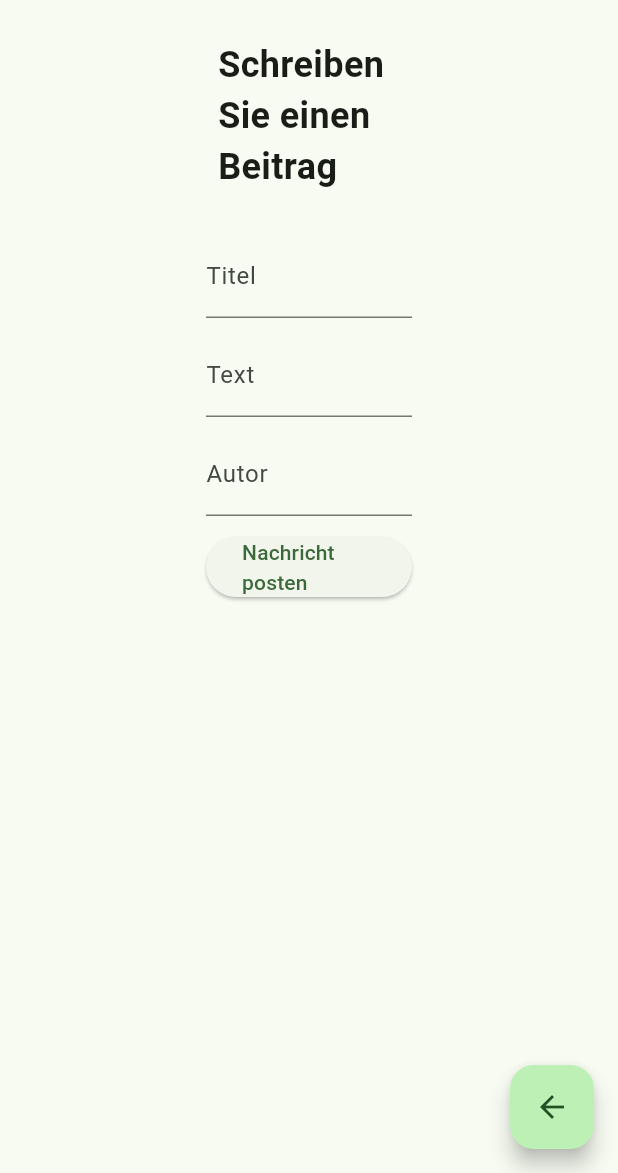
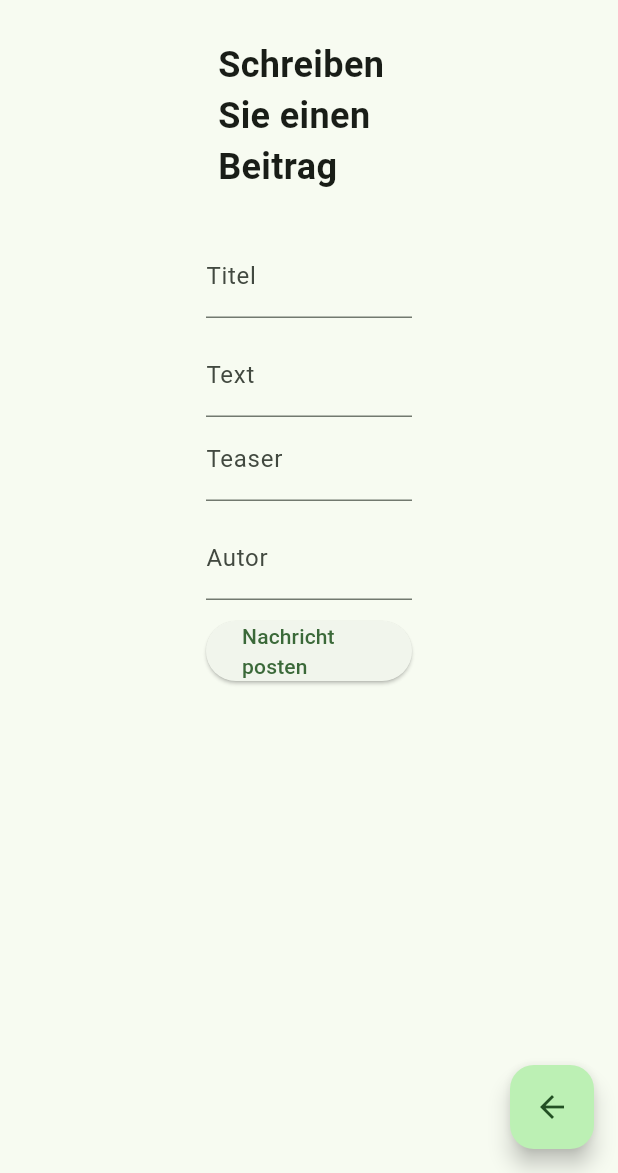
Before and after one commit to Feeelix92/campus_guide_gui, a Flutter app: the MessageWriteScreen screen opened by its route, on a phone screen of 412 x 824 dp, the part 63-1236 px from its top. Run offline on Flutter 3.47's test engine with Material 2 defaults, Android fonts, the phone set to English and light mode, and no system bars; our stand-ins replace auto_route, flutter_map, image_picker, latlong2, qr_flutter, shared_preferences; missing offline and left inert: flutter_map_marker_popup; accounts and stored records are empty; network calls fail.

Commit message:
adjustments to message microservice

```diff
--- a/lib/core/auth.dart
+++ b/lib/core/auth.dart
@@ -24,6 +24,7 @@ class Auth with ChangeNotifier {
   Future<void> logout() async {
     SharedPreferences prefs = await SharedPreferences.getInstance();
     prefs.remove('token');
+    prefs.remove('owner');
     prefs.setBool('isAuth', false);
     token = null;
     notifyListeners();
@@ -51,6 +52,7 @@ class Auth with ChangeNotifier {
         if (isAuth) {
           prefs.setString('token', token!);
           prefs.setBool('isAuth', isAuth);
+          prefs.setString('owner', username);
         }
       }
     } catch (e) {
@@ -85,6 +87,7 @@ class Auth with ChangeNotifier {
         if (isAuth) {
           prefs.setString('token', token!);
           prefs.setBool('isAuth', isAuth);
+          prefs.setString('owner', username);
           profile.createProfile(firstname, lastname, email, phone);
         }
       }
--- a/lib/core/message.dart
+++ b/lib/core/message.dart
@@ -6,6 +6,7 @@ import 'package:shared_preferences/shared_preferences.dart';
 
 class Message with ChangeNotifier {
   String? token;
+  String? owner;
 
   Future<MessageData?> getMessageData(
   String id) async {
@@ -71,14 +72,15 @@ class Message with ChangeNotifier {
     return null;
   }
 
-  Future<void> postMessageData(
-      String title, String text, String author, List<String> tags) async {
+  Future<void> postMessageData(String title, String text, String teaser, String author, List<String> tags) async {
     SharedPreferences prefs = await SharedPreferences.getInstance();
     token = prefs.getString('token');
+    owner = prefs.getString('owner');
 
     var baseURL = 'http://localhost:9006';
     var url = '$baseURL/api/v1/messages';
     var bearerToken = token!;
+    var messageOwner = owner!;
 
     print(token);
     try {
@@ -94,7 +96,9 @@ class Message with ChangeNotifier {
           body: jsonEncode(<String, dynamic>{
             "title": title,
             "text": text,
+            "teaser": teaser,
             "author": author,
+            "owner": messageOwner,
             "tags": tags
           }));
       print(response);
@@ -111,7 +115,7 @@ class Message with ChangeNotifier {
     }
   }
   Future<void> putMessageData(
-      String id, String title, String text, String author, List<String> tags) async {
+      String id, String title, String text, String teaser,  String author, List<String> tags) async {
     SharedPreferences prefs = await SharedPreferences.getInstance();
     token = prefs.getString('token');
 
@@ -133,6 +137,7 @@ class Message with ChangeNotifier {
           body: jsonEncode(<String, dynamic>{
             "title": title,
             "text": text,
+            "teaser": teaser,
             "author": author,
             "tags": tags
           }));
--- a/lib/model/message_data.dart
+++ b/lib/model/message_data.dart
@@ -2,19 +2,25 @@ class MessageData {
   final String? id;
   final String? title;
   final String? text;
+  final String? teaser;
   final String? author;
+  final String? owner;
   final String? created;
   final String? lastChanged;
   final List<dynamic>? tags;
+  final List<dynamic>? reciever;
 
   const MessageData({
     required this.id,
     required this.title,
     required this.text,
+    required this.teaser,
     required this.author,
+    required this.owner,
     required this.created,
     required this.lastChanged,
-    required this.tags
+    required this.tags,
+    required this.reciever
   });
 
   factory MessageData.fromJSON(Map<String, dynamic> json) {
@@ -22,10 +28,13 @@ class MessageData {
       id: json['id'] as String?,
       title: json['title'] as String?,
       text: json['text'] as String?,
+      teaser: json['teaser'] as String?,
       author: json['author'] as String?,
+      owner: json['owner'] as String?,
       created: json['created'] as String?,
       lastChanged: json['lastChanged'] as String?,
       tags: json['tags'] as List<dynamic>?,
+      reciever: json['reciever'] as List<dynamic>?,
     );
   }
 }
--- a/lib/screens/message_detail_screen.dart
+++ b/lib/screens/message_detail_screen.dart
@@ -53,9 +53,7 @@ class _MessageDetailScreenState extends State<MessageDetailScreen> {
                 child: Column(
                   children: [
                     Text(snapshot.data!.created != null ? 'Erschienen: ${DateTime.parse(snapshot.data!.created!).day}.${DateTime.parse(snapshot.data!.created!).month > 10 ? DateTime.parse(snapshot.data!.created!).month : DateTime.parse(snapshot.data!.created!).month.toString().padLeft(2, '0')}.${DateTime.parse(snapshot.data!.created!).year}, ${DateTime.parse(snapshot.data!.created!).hour}:${DateTime.parse(snapshot.data!.created!).minute > 10 ? DateTime.parse(snapshot.data!.created!).minute : DateTime.parse(snapshot.data!.created!).minute.toString().padLeft(2, '0')}' : ''),
-                    if(snapshot.data!.created != snapshot.data!.lastChanged)...[
-                      Text(snapshot.data!.lastChanged != null ? ' Geändert: ${DateTime.parse(snapshot.data!.lastChanged!).day}.${DateTime.parse(snapshot.data!.lastChanged!).month > 10 ? DateTime.parse(snapshot.data!.lastChanged!).month : DateTime.parse(snapshot.data!.lastChanged!).month.toString().padLeft(2, '0')}.${DateTime.parse(snapshot.data!.lastChanged!).year}, ${DateTime.parse(snapshot.data!.lastChanged!).hour}:${DateTime.parse(snapshot.data!.lastChanged!).minute > 10 ? DateTime.parse(snapshot.data!.lastChanged!).minute : DateTime.parse(snapshot.data!.lastChanged!).minute.toString().padLeft(2, '0')}' : ''),
-                    ],
+                    Text(snapshot.data!.lastChanged != null ? ' Geändert: ${DateTime.parse(snapshot.data!.lastChanged!).day}.${DateTime.parse(snapshot.data!.lastChanged!).month > 10 ? DateTime.parse(snapshot.data!.lastChanged!).month : DateTime.parse(snapshot.data!.lastChanged!).month.toString().padLeft(2, '0')}.${DateTime.parse(snapshot.data!.lastChanged!).year}, ${DateTime.parse(snapshot.data!.lastChanged!).hour}:${DateTime.parse(snapshot.data!.lastChanged!).minute > 10 ? DateTime.parse(snapshot.data!.lastChanged!).minute : DateTime.parse(snapshot.data!.lastChanged!).minute.toString().padLeft(2, '0')}' : ''),
                     Text(snapshot.data!.author != null ? ' Autor: ${snapshot.data!.author}' : ''),
                   ],
                 ),
--- a/lib/screens/message_edit_screen.dart
+++ b/lib/screens/message_edit_screen.dart
@@ -20,11 +20,9 @@ class _MessageEditScreenState extends State<MessageEditScreen> {
   bool finish = false;
 
   final TextEditingController _titleController = TextEditingController();
-
   final TextEditingController _textController = TextEditingController();
-
+  final TextEditingController _teaserController = TextEditingController();
   final TextEditingController _authorController = TextEditingController();
-
   late Future<MessageData?> messageData;
 
   @override
@@ -60,6 +58,7 @@ class _MessageEditScreenState extends State<MessageEditScreen> {
                     if (snapshot.hasData) {
                       _titleController.text = snapshot.data!.title!;
                       _textController.text = snapshot.data!.text!;
+                      _teaserController.text = snapshot.data!.teaser!;
                       _authorController.text = snapshot.data!.author!;
                       return Center(
                         child: SizedBox(
@@ -84,6 +83,14 @@ class _MessageEditScreenState extends State<MessageEditScreen> {
                                   labelText: 'Text',
                                 ),
                               ),
+                              TextField(
+                                controller: _teaserController,
+                                keyboardType: TextInputType.multiline,
+                                maxLines: null,
+                                decoration: const InputDecoration(
+                                  labelText: 'Teaser',
+                                ),
+                              ),
                               const SizedBox(height: 10),
                               TextField(
                                 controller: _authorController,
@@ -96,6 +103,7 @@ class _MessageEditScreenState extends State<MessageEditScreen> {
                                 onPressed: () {
                                   String titel = _titleController.text;
                                   String text = _textController.text;
+                                  String teaser = _teaserController.text;
                                   String author = _authorController.text;
 
                                   // Beispiel-Validierung: Überprüfen, ob alle Felder nicht leer sind
@@ -103,7 +111,8 @@ class _MessageEditScreenState extends State<MessageEditScreen> {
                                       text.isNotEmpty &&
                                       author.isNotEmpty) {
                                     message.putMessageData(
-                                        snapshot.data!.id! ,titel, text, author, ["cool", "nice"]);
+                                        snapshot.data!.id! ,titel, text, author, teaser, [""]);
+                                    AutoRouter.of(context).push(const MessageRoute());
                                   } else {
                                     showDialog(
                                       context: context,
--- a/lib/screens/message_write_screen.dart
+++ b/lib/screens/message_write_screen.dart
@@ -1,6 +1,7 @@
 import 'package:auto_route/auto_route.dart';
 import 'package:campus_guide_gui/screens/message_screen.dart';
 import 'package:flutter/material.dart';
+import '../core/app_router.gr.dart';
 import '../core/message.dart';
 import '../widgets/h1.dart';
 import '../widgets/appDrawer.dart';
@@ -17,9 +18,8 @@ class MessageWriteScreen extends StatefulWidget {
 
 class _MessageWriteScreenState extends State<MessageWriteScreen> {
   final TextEditingController _titleController = TextEditingController();
-
   final TextEditingController _textController = TextEditingController();
-
+  final TextEditingController _teaserController = TextEditingController();
   final TextEditingController _authorController = TextEditingController();
 
   @override
@@ -59,6 +59,14 @@ class _MessageWriteScreenState extends State<MessageWriteScreen> {
                     labelText: 'Text',
                   ),
                 ),
+                TextField(
+                  controller: _teaserController,
+                  keyboardType: TextInputType.multiline,
+                  maxLines: null,
+                  decoration: const InputDecoration(
+                    labelText: 'Teaser',
+                  ),
+                ),
                 const SizedBox(height: 10),
                 TextField(
                   controller: _authorController,
@@ -71,18 +79,14 @@ class _MessageWriteScreenState extends State<MessageWriteScreen> {
                   onPressed: () {
                     String titel = _titleController.text;
                     String text = _textController.text;
+                    String teaser = _teaserController.text;
                     String author = _authorController.text;
 
                     // Beispiel-Validierung: Überprüfen, ob alle Felder nicht leer sind
                     if (titel.isNotEmpty && text.isNotEmpty &&
                         author.isNotEmpty) {
-                      message.postMessageData(titel, text, author, [""]);
-                      Navigator.push(
-                        context,
-                        MaterialPageRoute(
-                          builder: (context) => const MessageScreen(),
-                        ),
-                      );
+                      message.postMessageData(titel, text, author, teaser, [""]);
+                      AutoRouter.of(context).push(const MessageRoute());
                     } else {
                       showDialog(
                         context: context,
```
